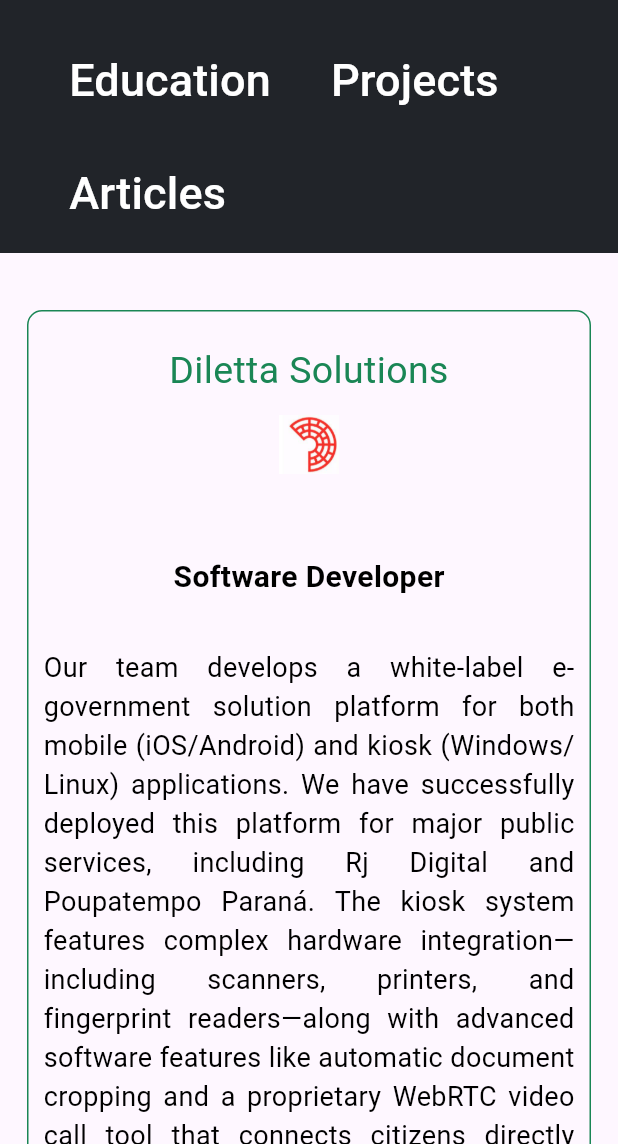
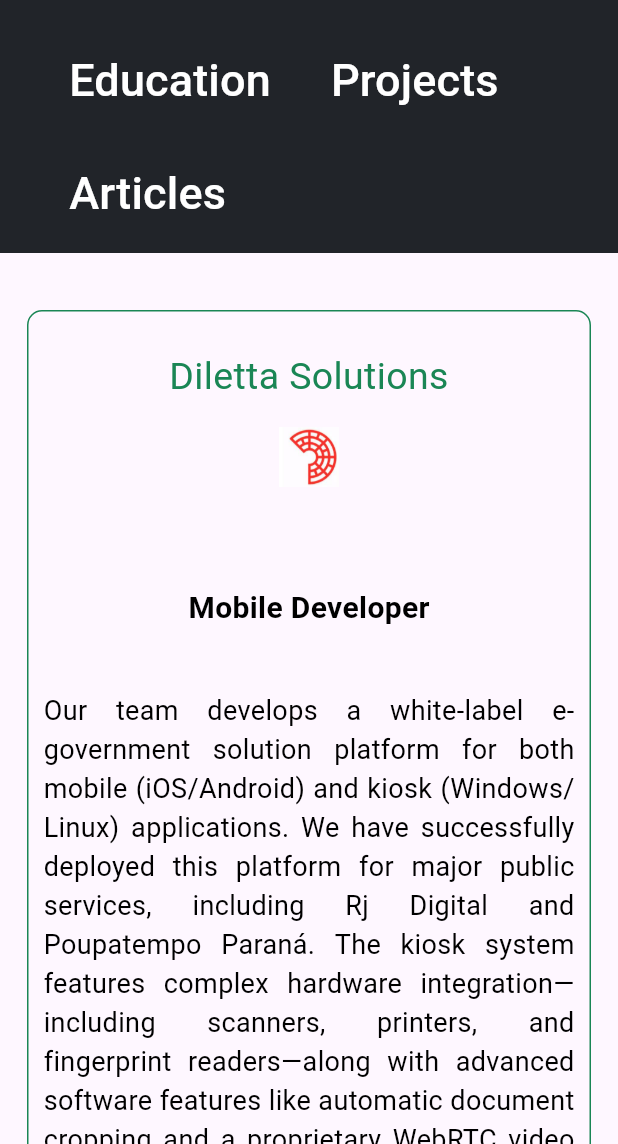
Before and after one commit to Azurba2/siteFlutter, a Flutter app: the screen it shows after launch, after a tap on "Experience", on a phone screen of 412 x 824 dp, the part 92-1236 px from its top. Run offline on Flutter 3.47's test engine with Material 3 defaults, Android fonts, the phone set to English and light mode, and no system bars; our stand-ins replace flutter_svg, timeline_tile.

Commit message:
add mobile developer

```diff
--- a/joaoSiteFlutter/lib/Experience/experience.dart
+++ b/joaoSiteFlutter/lib/Experience/experience.dart
@@ -52,44 +52,52 @@
             //         mainAxisAlignment: MainAxisAlignment.center,
             //         crossAxisAlignment: CrossAxisAlignment.center,
             //         children: [
-            //           TimeLineTile(
-            //             isFirst: true,
-            //             isLast: false,
-            //             isPast: true,
-            //             child: const TimeLineCard(
-            //               title: "Diletta Solutions",
-            //               position: "assets/images/diletta.jpg",
-            //               date: "Summer 2019",
+            //           Expanded(
+            //             child: TimeLineTile(
+            //               isFirst: true,
+            //               isLast: false,
+            //               isPast: true,
+            //               child: const TimeLineCard(
+            //                 title: "Diletta Solutions",
+            //                 position: "assets/images/diletta.jpg",
+            //                 date: "Summer 2019",
+            //               ),
             //             ),
             //           ),
-            //           TimeLineTile(
-            //             isFirst: false,
-            //             isLast: false,
-            //             isPast: true,
-            //             child: const TimeLineCard(
-            //               title: "Colorado State University",
-            //               position: "assets/images/csu.png",
-            //               date: "Jan 2019 - Dez 2022",
+            //           Expanded(
+            //             child: TimeLineTile(
+            //               isFirst: false,
+            //               isLast: false,
+            //               isPast: true,
+            //               child: const TimeLineCard(
+            //                 title: "Colorado State University",
+            //                 position: "assets/images/csu.png",
+            //                 date: "Jan 2019 - Dez 2022",
+            //               ),
             //             ),
             //           ),
-            //           TimeLineTile(
-            //             isFirst: false,
-            //             isLast: false,
-            //             isPast: true,
-            //             child: const TimeLineCard(
-            //               title: "Antra Inc",
-            //               position: "assets/images/antra.JPG",
-            //               date: "Jan 2023 - Oct 2023",
+            //           Expanded(
+            //             child: TimeLineTile(
+            //               isFirst: false,
+            //               isLast: false,
+            //               isPast: true,
+            //               child: const TimeLineCard(
+            //                 title: "Antra Inc",
+            //                 position: "assets/images/antra.JPG",
+            //                 date: "Jan 2023 - Oct 2023",
+            //               ),
             //             ),
             //           ),
-            //           TimeLineTile(
-            //             isFirst: false,
-            //             isLast: true,
-            //             isPast: false,
-            //             child: const TimeLineCard(
-            //               title: "Diletta Solutions",
-            //               position: "assets/images/diletta.jpg",
-            //               date: "Oct 2023 - Current",
+            //           Expanded(
+            //             child: TimeLineTile(
+            //               isFirst: false,
+            //               isLast: true,
+            //               isPast: false,
+            //               child: const TimeLineCard(
+            //                 title: "Diletta Solutions",
+            //                 position: "assets/images/diletta.jpg",
+            //                 date: "Oct 2023 - Current",
+            //               ),
             //             ),
             //           ),
             //         ],
@@ -99,64 +107,64 @@
               child: Wrap(
                 children: [
                   SharedCard(
-                    height: platform == ScreenSizeEnum.browser ? 720 : 850,
+                    height: platform == ScreenSizeEnum.browser ? 780 : 900,
                     width: 400,
                     logo: Paths.diletta,
-                    // date: platform == ScreenSizeEnum.browser
-                    //     ? ""
-                    //     : "Oct 2023 - Current",
-                    date: "Oct 2023 - Current",
-                    position: "Software Developer",
+                    date: platform == ScreenSizeEnum.browser
+                        ? ""
+                        : "Oct 2023 - Current",
+                    //date: "Oct 2023 - Current",
+                    //position: "Software Developer",
                     title: "Diletta Solutions",
-                    // timeLine: platform == ScreenSizeEnum.browser
-                    //     ? [
-                    //         TimeLineTile(
-                    //             isFirst: true,
-                    //             isLast: false,
-                    //             isPast: false,
-                    //             child: Column(
-                    //               mainAxisAlignment: MainAxisAlignment.center,
-                    //               children: [
-                    //                 Text(
-                    //                   "Mid-Level Mobile Developer",
-                    //                   style: const TextStyle(
-                    //                     fontSize: 20,
-                    //                     color: Colors.black,
-                    //                     fontWeight: FontWeight.bold,
-                    //                   ),
-                    //                 ),
-                    //                 SizedBox(
-                    //                   height: 15,
-                    //                 ),
-                    //                 Text("Nov 2025 - Current"),
-                    //               ],
-                    //             )),
-                    //         TimeLineTile(
-                    //             isFirst: false,
-                    //             isLast: true,
-                    //             isPast: true,
-                    //             child: Column(
-                    //               mainAxisAlignment: MainAxisAlignment.center,
-                    //               children: [
-                    //                 Text(
-                    //                   "Junior Software Developer",
-                    //                   style: const TextStyle(
-                    //                     fontSize: 20,
-                    //                     color: Colors.black,
-                    //                     fontWeight: FontWeight.bold,
-                    //                   ),
-                    //                 ),
-                    //                 SizedBox(
-                    //                   height: 10,
-                    //                 ),
-                    //                 Text("Oct 2023 - Nov 2025"),
-                    //               ],
-                    //             )),
-                    //       ]
-                    //     : null,
-                    // position: platform == ScreenSizeEnum.browser
-                    //     ? null
-                    //     : "Mid-Level Mobile Developer",
+                    timeLine: platform == ScreenSizeEnum.browser
+                        ? [
+                            TimeLineTile(
+                                isFirst: true,
+                                isLast: false,
+                                isPast: false,
+                                child: Column(
+                                  mainAxisAlignment: MainAxisAlignment.center,
+                                  children: [
+                                    Text(
+                                      "Mobile Developer",
+                                      style: const TextStyle(
+                                        fontSize: 20,
+                                        color: Colors.black,
+                                        fontWeight: FontWeight.bold,
+                                      ),
+                                    ),
+                                    SizedBox(
+                                      height: 15,
+                                    ),
+                                    Text("Nov 2025 - Current"),
+                                  ],
+                                )),
+                            TimeLineTile(
+                                isFirst: false,
+                                isLast: true,
+                                isPast: true,
+                                child: Column(
+                                  mainAxisAlignment: MainAxisAlignment.center,
+                                  children: [
+                                    Text(
+                                      "Software Developer",
+                                      style: const TextStyle(
+                                        fontSize: 20,
+                                        color: Colors.black,
+                                        fontWeight: FontWeight.bold,
+                                      ),
+                                    ),
+                                    SizedBox(
+                                      height: 10,
+                                    ),
+                                    Text("Oct 2023 - Nov 2025"),
+                                  ],
+                                )),
+                          ]
+                        : null,
+                    position: platform == ScreenSizeEnum.browser
+                        ? null
+                        : "Mobile Developer",
                     summary:
                         "Our team develops a white-label e-government solution platform for both mobile (iOS/Android) and kiosk (Windows/Linux) applications. We have successfully deployed this platform for major public services, including Rj Digital and Poupatempo Paraná. The kiosk system features complex hardware integration—including scanners, printers, and fingerprint readers—along with advanced software features like automatic document cropping and a proprietary WebRTC video call tool that connects citizens directly with state representatives.",
                     skills: diletta,
```
